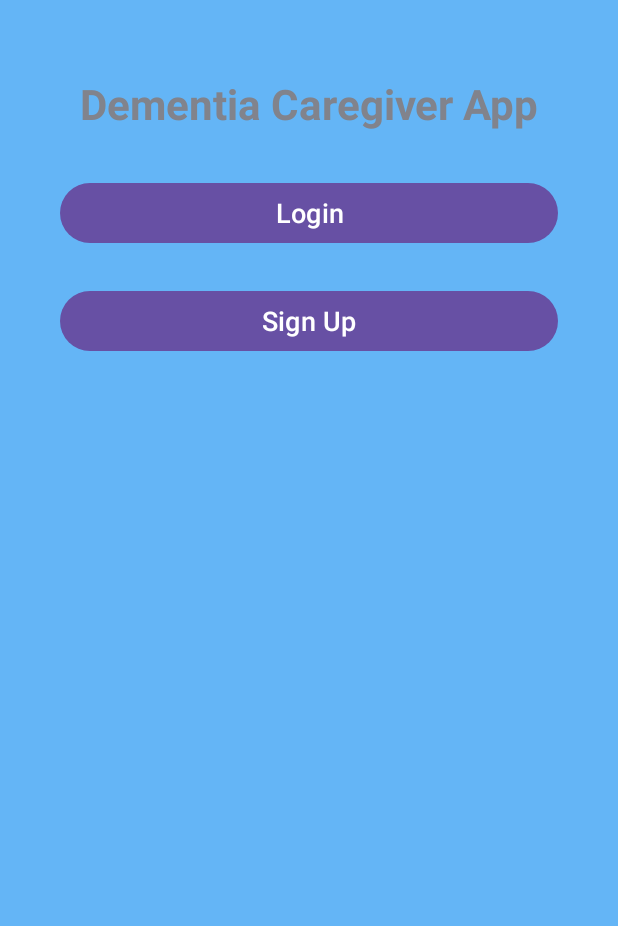
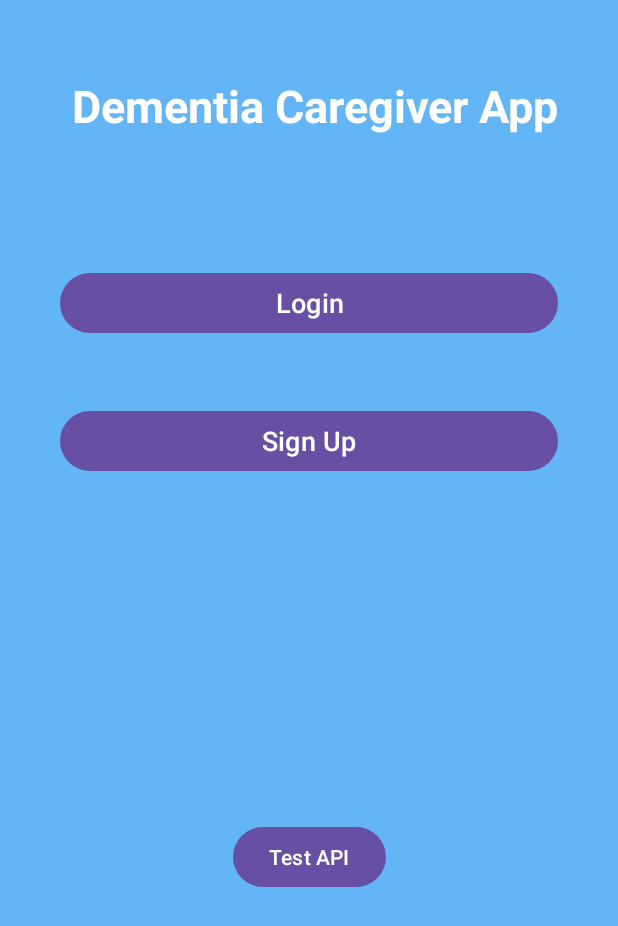
Before and after one commit to Sadatul/MindTrace, an Android app: the screen it shows after launch (HomePageActivity), on a phone screen of 412 x 824 dp. Shown: the top 926 px of the screen. Run offline under Robolectric (Android 15) with nearby library versions, the phone set to English and light mode, and no system bars.

Commit message:
added files

```diff
--- a/frontend/app/build.gradle.kts
+++ b/frontend/app/build.gradle.kts
@@ -45,4 +45,5 @@ dependencies {
     testImplementation(libs.junit)
     androidTestImplementation(libs.androidx.junit)
     androidTestImplementation(libs.androidx.espresso.core)
+    implementation("com.google.code.gson:gson:2.10.1")
 }
--- a/frontend/app/src/main/AndroidManifest.xml
+++ b/frontend/app/src/main/AndroidManifest.xml
@@ -7,6 +7,7 @@
     <uses-permission android:name="android.permission.ACCESS_NETWORK_STATE" />
 
     <application
+        android:networkSecurityConfig="@xml/network_security_config"
         android:allowBackup="true"
         android:dataExtractionRules="@xml/data_extraction_rules"
         android:fullBackupContent="@xml/backup_rules"
--- a/frontend/app/src/main/java/com/example/myapplication/HomePageActivity.kt
+++ b/frontend/app/src/main/java/com/example/myapplication/HomePageActivity.kt
@@ -2,12 +2,21 @@ package com.example.myapplication
 
 import android.content.Intent
 import android.os.Bundle
+import android.util.Log
 import android.view.View
 import android.widget.Button
 import android.widget.CheckBox
 import android.widget.Toast
 import androidx.appcompat.app.AlertDialog
 import androidx.appcompat.app.AppCompatActivity
+import com.google.gson.Gson
+import kotlinx.coroutines.CoroutineScope
+import kotlinx.coroutines.Dispatchers
+import kotlinx.coroutines.launch
+import kotlinx.coroutines.withContext
+import java.net.HttpURLConnection
+import java.net.URL
+
 
 class HomePageActivity : AppCompatActivity() {
 
@@ -85,6 +94,33 @@ class HomePageActivity : AppCompatActivity() {
                 }
             }
         }
+
+        val testApiButton : Button = findViewById(R.id.test_api_button)
+        testApiButton.setOnClickListener {
+            println("API Hit will go here")
+
+            CoroutineScope(Dispatchers.IO).launch {
+                try {
+                    val url = URL("http://192.168.43.169:8080/v1/public/health")
+                    val connection = url.openConnection() as HttpURLConnection
+                    connection.requestMethod = "GET"
+
+                    val inputStream = connection.inputStream
+                    val response = inputStream.bufferedReader().use { it.readText() }
+
+                    // Switch to main thread to update UI
+                    withContext(Dispatchers.Main) {
+                        Toast.makeText(this@HomePageActivity, response, Toast.LENGTH_SHORT).show()
+                    }
+
+                } catch (e: Exception) {
+                    Log.e("API_ERROR", e.toString())
+                }
+            }
+
+        }
+
+
     }
 
     // Function to show the Alert Dialog for Login or Sign Up confirmation
--- a/frontend/app/src/main/res/layout-v34/home_page.xml
+++ /dev/null
@@ -1,81 +0,0 @@
-<?xml version="1.0" encoding="utf-8"?>
-<androidx.constraintlayout.widget.ConstraintLayout xmlns:android="http://schemas.android.com/apk/res/android"
-    xmlns:app="http://schemas.android.com/apk/res-auto"
-    xmlns:tools="http://schemas.android.com/tools"
-    android:id="@+id/main"
-    android:layout_width="match_parent"
-    android:layout_height="match_parent"
-    android:background="@color/light_blue"
-    tools:context=".HomePageActivity">
-
-    <TextView
-        android:id="@+id/appHeading"
-        android:layout_width="wrap_content"
-        android:layout_height="wrap_content"
-        android:layout_marginTop="50dp"
-        android:background="@android:color/transparent"
-        android:text="@string/app_name"
-        android:textColor="@android:color/system_outline_variant_dark"
-        android:textSize="28sp"
-        android:textStyle="bold"
-        app:layout_constraintBottom_toTopOf="@id/loginButton"
-        app:layout_constraintEnd_toEndOf="parent"
-        app:layout_constraintStart_toStartOf="parent"
-        app:layout_constraintTop_toTopOf="parent" />
-
-    <Button
-        android:id="@+id/loginButton"
-        android:layout_width="0dp"
-        android:layout_height="wrap_content"
-        android:text="@string/login"
-        android:textSize="18sp"
-        app:layout_constraintTop_toBottomOf="@id/appHeading"
-        app:layout_constraintEnd_toEndOf="parent"
-        app:layout_constraintStart_toStartOf="parent"
-        android:layout_marginTop="30dp"
-        android:layout_marginStart="40dp"
-        android:layout_marginEnd="40dp"/>
-
-    <!-- Sign Up Button -->
-
-    <!-- Caregiver CheckBox (Initially Hidden) -->
-    <Button
-        android:id="@+id/signupButton"
-        android:layout_width="0dp"
-        android:layout_height="wrap_content"
-        android:layout_marginStart="40dp"
-        android:layout_marginTop="24dp"
-        android:layout_marginEnd="40dp"
-        android:text="@string/sign_up"
-        android:textSize="18sp"
-        app:layout_constraintEnd_toEndOf="parent"
-        app:layout_constraintHorizontal_bias="0.0"
-        app:layout_constraintStart_toStartOf="parent"
-        app:layout_constraintTop_toBottomOf="@id/loginButton" />
-
-    <CheckBox
-        android:id="@+id/caregiverCheckBox"
-        android:layout_width="wrap_content"
-        android:layout_height="wrap_content"
-        android:text="@string/caregiver"
-        android:textSize="16sp"
-        android:visibility="gone"
-        app:layout_constraintTop_toBottomOf="@id/signupButton"
-        app:layout_constraintStart_toStartOf="parent"
-        app:layout_constraintEnd_toEndOf="parent"
-        android:layout_marginTop="20dp"/>
-
-    <!-- Patient CheckBox (Initially Hidden) -->
-    <CheckBox
-        android:id="@+id/patientCheckBox"
-        android:layout_width="wrap_content"
-        android:layout_height="wrap_content"
-        android:text="@string/patient"
-        android:textSize="16sp"
-        android:visibility="gone"
-        app:layout_constraintTop_toBottomOf="@id/caregiverCheckBox"
-        app:layout_constraintStart_toStartOf="parent"
-        app:layout_constraintEnd_toEndOf="parent"
-        android:layout_marginTop="20dp"/>
-
-</androidx.constraintlayout.widget.ConstraintLayout>
--- a/frontend/app/src/main/res/layout/home_page.xml
+++ b/frontend/app/src/main/res/layout/home_page.xml
@@ -113,4 +113,14 @@
         app:layout_constraintEnd_toEndOf="parent"
         android:layout_marginTop="20dp"/>
 
+    <Button
+        android:id="@+id/test_api_button"
+        android:layout_width="wrap_content"
+        android:layout_height="wrap_content"
+        android:text="Test API"
+        app:layout_constraintBottom_toBottomOf="parent"
+        app:layout_constraintEnd_toEndOf="parent"
+        app:layout_constraintStart_toStartOf="parent"
+        app:layout_constraintTop_toBottomOf="@+id/signupButton" />
+
 </androidx.constraintlayout.widget.ConstraintLayout>
--- /dev/null
+++ b/frontend/app/src/main/res/xml/network_security_config.xml
@@ -0,0 +1,5 @@
+<network-security-config>
+    <domain-config cleartextTrafficPermitted="true">
+        <domain includeSubdomains="false">192.168.43.169</domain>
+    </domain-config>
+</network-security-config>
```
Also changed, not shown: 1 other file.
